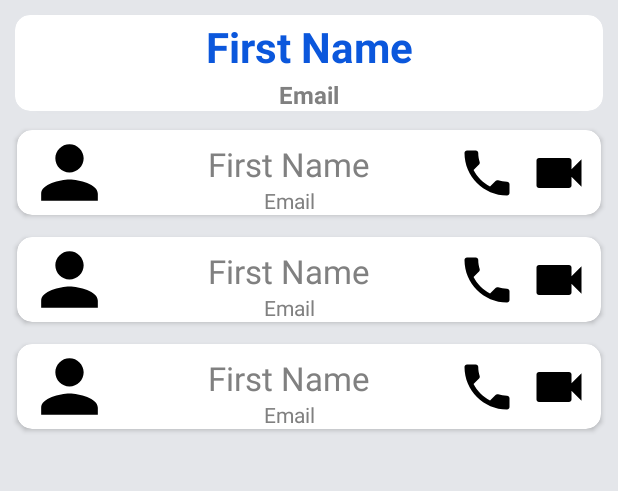
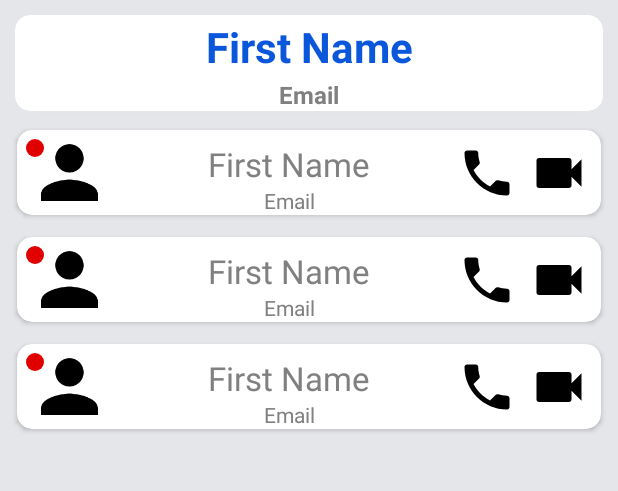
Before and after one commit to danieel47896321/VideoMeeting, an Android app: the layout activity_home.xml on its own in the app's theme, with its tools: preview values and no code run, on a phone screen of 412 x 824 dp, the part 128-619 px from its top. Run offline under Robolectric (Android 15) with nearby library versions, the phone set to English and light mode, and no system bars.

Commit message:
created model and controller for home. set user status(Online, Offline)

```diff
--- a/app/src/main/java/com/example/videomeeting/controller/CreateAccountController.kt
+++ b/app/src/main/java/com/example/videomeeting/controller/CreateAccountController.kt
@@ -6,6 +6,8 @@ import com.example.videomeeting.MainActivity
 import com.example.videomeeting.R
 import com.example.videomeeting.guestActivity.CreateAccount
 import com.example.videomeeting.model.CreateAccountModel
+import com.google.firebase.auth.FirebaseUser
+import com.google.firebase.auth.UserProfileChangeRequest
 
 class CreateAccountController(var createAccountModel: CreateAccountModel, var view: CreateAccount) {
     fun signOut() {
@@ -76,6 +78,8 @@ class CreateAccountController(var createAccountModel: CreateAccountModel, var vi
                         createAccountModel.getAuth().createUserWithEmailAndPassword(email, password).addOnCompleteListener{ createdAccountTask ->
                             if (createdAccountTask.isSuccessful) {
                                 createAccountModel.getAuth().currentUser!!.sendEmailVerification().addOnCompleteListener {
+                                    val userProfileChangeRequest = UserProfileChangeRequest.Builder().setDisplayName("$firstName $lastName").build()
+                                    createAccountModel.getAuth().currentUser!!.updateProfile(userProfileChangeRequest)
                                     view.setProgressBar(View.GONE)
                                     createAccountModel.getUser().email = email
                                     createAccountModel.getUser().firstName = firstName
--- a/app/src/main/java/com/example/videomeeting/guestActivity/SignIn.kt
+++ b/app/src/main/java/com/example/videomeeting/guestActivity/SignIn.kt
@@ -55,10 +55,8 @@ class SignIn : Fragment() {
             )
         }
     }
-    fun moveToHome(user: User?) {
-        val intent = Intent(activity, com.example.videomeeting.userActivitys.Home::class.java)
-        intent.putExtra("user", user)
-        startActivity(intent)
+    fun moveToHome() {
+        startActivity(Intent(activity, com.example.videomeeting.userActivitys.Home::class.java))
         activity?.finish()
     }
     private fun resetPasswordButton() {
--- a/app/src/main/java/com/example/videomeeting/myClass/User.kt
+++ b/app/src/main/java/com/example/videomeeting/myClass/User.kt
@@ -8,6 +8,7 @@
     var email = "test@email.com"
     var firstName = "FirstName"
     var lastName = "LastName"
+    var status = "Offline"
     constructor() {}
     constructor(email: String, firstName: String, lastName: String) {
         this.email = email
--- a/app/src/main/java/com/example/videomeeting/userActivitys/OutgoingCall.kt
+++ b/app/src/main/java/com/example/videomeeting/userActivitys/OutgoingCall.kt
@@ -28,7 +28,7 @@ class OutgoingCall : AppCompatActivity() {
         init()
     }
     private fun init() {
-        user = (intent.getSerializableExtra("user") as? User)!!
+       // user = (intent.getSerializableExtra("user") as? User)!!
         destUser = (intent.getSerializableExtra("destUser") as? User)!!
         type = (intent.getSerializableExtra("type") as? String)!!
         imageViewButtonCancel = findViewById<ImageView>(R.id.imageViewButtonCancel)
@@ -65,9 +65,7 @@ class OutgoingCall : AppCompatActivity() {
     }
     private fun buttonCancel() { imageViewButtonCancel.setOnClickListener{ onBackPressed() } }
     override fun onBackPressed() {
-        val intent = Intent(this, Home::class.java)
-        intent.putExtra("user", user)
-        startActivity(intent)
+        startActivity(Intent(this, Home::class.java))
         finish()
     }
 }
--- /dev/null
+++ b/app/src/main/res/drawable/offline.xml
@@ -0,0 +1,7 @@
+<?xml version="1.0" encoding="utf-8"?>
+<shape
+    android:shape="oval"
+    android:innerRadius="10dp"
+    android:tint="@color/red"
+    xmlns:android="http://schemas.android.com/apk/res/android">
+</shape>
--- a/app/src/main/res/layout/activity_home.xml
+++ b/app/src/main/res/layout/activity_home.xml
@@ -66,6 +66,7 @@
             android:id="@+id/recyclerView"
             android:layout_width="match_parent"
             android:layout_height="match_parent"
+            app:layoutManager="androidx.recyclerview.widget.GridLayoutManager"
             tools:listitem="@layout/user_view" />
     </LinearLayout>
 
--- a/app/src/main/res/layout/user_view.xml
+++ b/app/src/main/res/layout/user_view.xml
@@ -16,7 +16,8 @@
         android:layout_height="match_parent">
 
         <ImageView
-            android:id="@+id/userImage"
+            android:contentDescription="@string/UserImage"
+            android:id="@+id/imageViewUser"
             android:layout_width="70dp"
             android:layout_height="0dp"
             android:src="@drawable/person"
@@ -24,8 +25,19 @@
             app:layout_constraintStart_toStartOf="parent"
             app:layout_constraintTop_toTopOf="parent" />
 
+        <ImageView
+            android:contentDescription="@string/Status"
+            android:id="@+id/imageViewStatus"
+            android:layout_width="12dp"
+            android:layout_height="12dp"
+            android:layout_marginStart="6dp"
+            android:layout_marginTop="6dp"
+            android:src="@drawable/offline"
+            app:layout_constraintStart_toStartOf="@+id/imageViewUser"
+            app:layout_constraintTop_toTopOf="parent" />
+
         <TextView
-            android:id="@+id/userFullName"
+            android:id="@+id/textViewFullName"
             android:layout_width="0dp"
             android:layout_height="wrap_content"
             android:layout_marginTop="8dp"
@@ -33,26 +45,26 @@
             android:text="@string/FirstName"
             android:textColor="@color/default_color"
             android:textSize="22sp"
-            app:layout_constraintEnd_toStartOf="@+id/imageCall"
+            app:layout_constraintEnd_toStartOf="@+id/imageViewCall"
             app:layout_constraintHorizontal_bias="0.0"
-            app:layout_constraintStart_toEndOf="@+id/userImage"
+            app:layout_constraintStart_toEndOf="@+id/imageViewUser"
             app:layout_constraintTop_toTopOf="parent" />
 
         <TextView
-            android:id="@+id/userEmail"
+            android:id="@+id/textViewEmail"
             android:layout_width="0dp"
             android:layout_height="wrap_content"
             android:gravity="center"
             android:text="@string/Email"
             android:textColor="@color/default_color"
             android:textSize="14sp"
-            app:layout_constraintEnd_toEndOf="@+id/userFullName"
-            app:layout_constraintStart_toEndOf="@+id/userImage"
-            app:layout_constraintTop_toBottomOf="@+id/userFullName" />
-
+            app:layout_constraintEnd_toEndOf="@+id/textViewFullName"
+            app:layout_constraintStart_toEndOf="@+id/imageViewUser"
+            app:layout_constraintTop_toBottomOf="@+id/textViewFullName" />
 
         <ImageView
-            android:id="@+id/imageCall"
+            android:contentDescription="@string/Call"
+            android:id="@+id/imageViewCall"
             android:layout_width="40dp"
             android:layout_height="40dp"
             android:layout_gravity="center"
@@ -61,11 +73,12 @@
             android:foreground="?android:attr/selectableItemBackground"
             android:src="@drawable/phone"
             app:layout_constraintBottom_toBottomOf="parent"
-            app:layout_constraintEnd_toStartOf="@+id/imageVideo"
+            app:layout_constraintEnd_toStartOf="@+id/imageViewVideo"
             app:layout_constraintTop_toTopOf="parent" />
 
         <ImageView
-            android:id="@+id/imageVideo"
+            android:contentDescription="@string/VideoCall"
+            android:id="@+id/imageViewVideo"
             android:layout_width="40dp"
             android:layout_height="40dp"
             android:layout_marginEnd="8dp"
--- a/app/src/main/res/values/strings.xml
+++ b/app/src/main/res/values/strings.xml
@@ -36,6 +36,8 @@
     <string name="No">No</string>
     <string name="Yes">Yes</string>
     <string name="AreYouSure">Are you sure you want to Sign Out?</string>
+    <string name="Status">Status</string>
+    <string name="UserImage">User Image</string>
     <!-- OutgoingCall Page -->
     <string name="Call">Calling</string>
     <string name="Cancel">Cancel</string>
```
Also changed, not shown: app/src/main/java/com/example/videomeeting/adapter/HomeAdapter.kt (added, +60 -0 lines), app/src/main/java/com/example/videomeeting/controller/HomeController.kt (added, +43 -0 lines), app/src/main/java/com/example/videomeeting/controller/SignInController.kt (+22 -1 lines), app/src/main/java/com/example/videomeeting/model/HomeModel.kt (added, +17 -0 lines), app/src/main/java/com/example/videomeeting/myAdapters/UserAdapter.kt (deleted, +0 -53 lines), app/src/main/java/com/example/videomeeting/userActivitys/Home.kt (+25 -61 lines), app/src/main/res/drawable/online.xml (added, +7 -0 lines), 1 other file.
